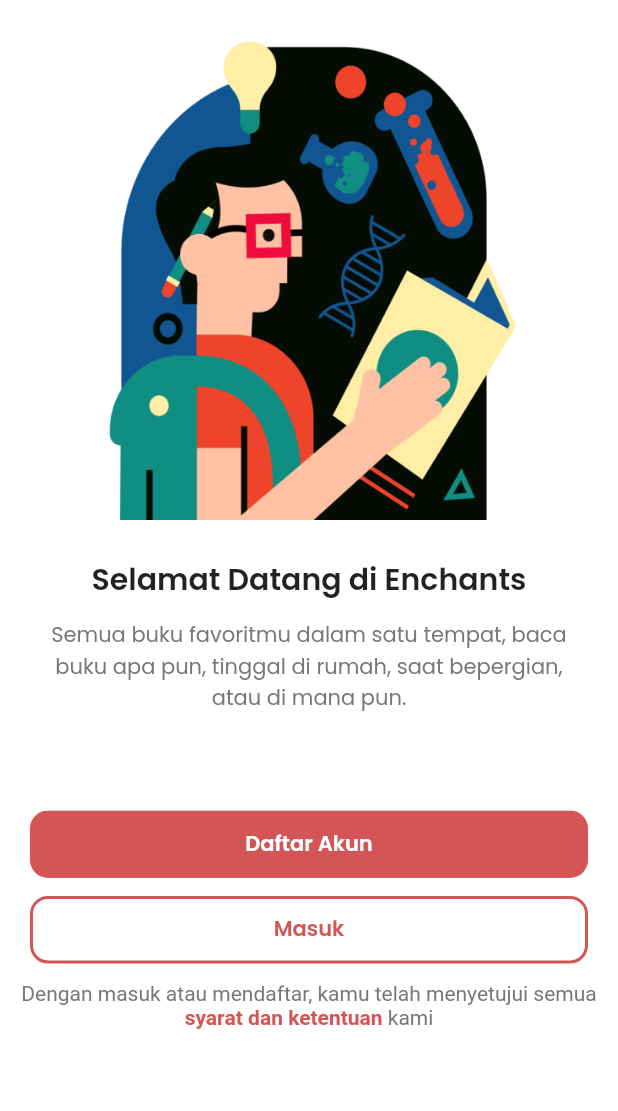
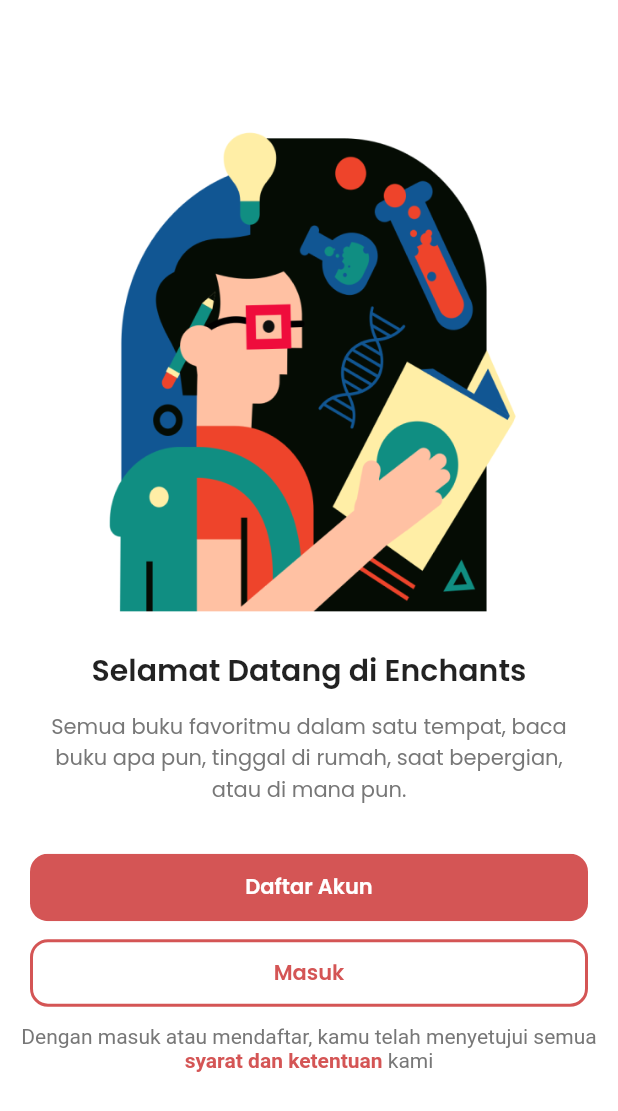
Before and after one commit to DataaAlchemist/frontend-enchants, a Flutter app: the screen it shows after launch, on a phone screen of 412 x 824 dp. Shown: the top 1111 px of the screen. Run offline on Flutter 3.47's test engine with Material 2 defaults, Android fonts, the phone set to English and light mode, and no system bars; our stand-ins replace dio, dropdown_search, equatable, flutter_riverpod, flutter_svg, freezed_annotation and 4 more.

```diff
--- a/lib/presentation/pages/onboarding_page.dart
+++ b/lib/presentation/pages/onboarding_page.dart
@@ -1,8 +1,8 @@
-import '../../core/themes/theme.dart';
-import '../widgets/rounded_button.dart';
 import 'package:flutter/material.dart';
 import 'package:styled_widget/styled_widget.dart';
 
+import '../../core/themes/theme.dart';
+import '../widgets/rounded_button.dart';
 import '../widgets/secondary_button.dart';
 
 class OnboardingPage extends StatefulWidget {
@@ -21,13 +21,13 @@ class _OnboardingPageState extends State<OnboardingPage> {
       body: SingleChildScrollView(
         child: Column(
           crossAxisAlignment: CrossAxisAlignment.center,
-          mainAxisAlignment: MainAxisAlignment.spaceBetween,
-          mainAxisSize: MainAxisSize.max,
+          mainAxisAlignment: MainAxisAlignment.center,
+          mainAxisSize: MainAxisSize.min,
           children: [
             Column(
               mainAxisSize: MainAxisSize.min,
               children: [
-                SizedBox(height: MediaQuery.of(context).padding.top + 16),
+                SizedBox(height: MediaQuery.of(context).padding.top),
                 Image(
                   image: const AssetImage('assets/study.png'),
                   width: size.width * 0.8,
@@ -45,7 +45,7 @@ class _OnboardingPageState extends State<OnboardingPage> {
                 ).padding(horizontal: 20),
               ],
             ),
-            const SizedBox(height: 64),
+            const SizedBox(height: 32),
             Column(
               mainAxisSize: MainAxisSize.min,
               children: [
@@ -83,11 +83,12 @@ class _OnboardingPageState extends State<OnboardingPage> {
                     ],
                   ),
                 ),
+                const SizedBox(height: 32),
               ],
             ),
           ],
         ),
-      ),
+      ).center(),
     );
   }
 }
```
Also changed, not shown: lib/infrastructure/repositories/book_repository.dart (+2 -6 lines), 32 other files.
